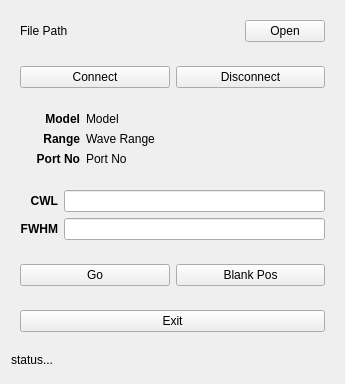
iiSM4u/iiSM-SW_public, file PolySample/form.ui: the form before one commit.
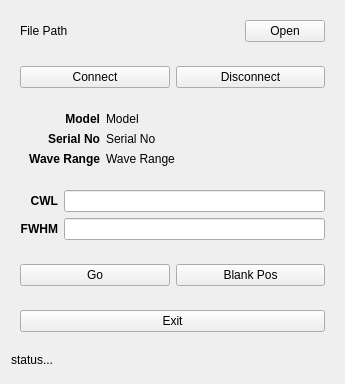
The form after the commit.

Commit message: ui 정리

Patch:
```diff
--- a/PolySample/form.ui
+++ b/PolySample/form.ui
@@ -74,7 +74,7 @@
        <widget class="QLabel" name="lbRangeTitle">
         <property name="maximumSize">
          <size>
-          <width>60</width>
+          <width>80</width>
           <height>16777215</height>
          </size>
         </property>
@@ -87,7 +87,7 @@
          <enum>Qt::LeftToRight</enum>
         </property>
         <property name="text">
-         <string>Range</string>
+         <string>Serial No</string>
         </property>
         <property name="alignment">
          <set>Qt::AlignRight|Qt::AlignTrailing|Qt::AlignVCenter</set>
@@ -104,7 +104,7 @@
       <item row="1" column="1">
        <widget class="QLabel" name="lbRange">
         <property name="text">
-         <string>Wave Range</string>
+         <string>Serial No</string>
         </property>
        </widget>
       </item>
@@ -112,7 +112,7 @@
        <widget class="QLabel" name="lbPortNoTitle">
         <property name="maximumSize">
          <size>
-          <width>60</width>
+          <width>80</width>
           <height>16777215</height>
          </size>
         </property>
@@ -122,7 +122,7 @@
          </font>
         </property>
         <property name="text">
-         <string>Port No</string>
+         <string>Wave Range</string>
         </property>
         <property name="alignment">
          <set>Qt::AlignRight|Qt::AlignTrailing|Qt::AlignVCenter</set>
@@ -133,7 +133,7 @@
        <widget class="QLabel" name="lbModelTitle">
         <property name="maximumSize">
          <size>
-          <width>60</width>
+          <width>80</width>
           <height>16777215</height>
          </size>
         </property>
@@ -153,7 +153,7 @@
       <item row="2" column="1">
        <widget class="QLabel" name="lbPortNo">
         <property name="text">
-         <string>Port No</string>
+         <string>Wave Range</string>
         </property>
        </widget>
       </item>
```
Left out of the diff: 8 changed lines with no effect on the pictures. The commit also changes 2 other files.
